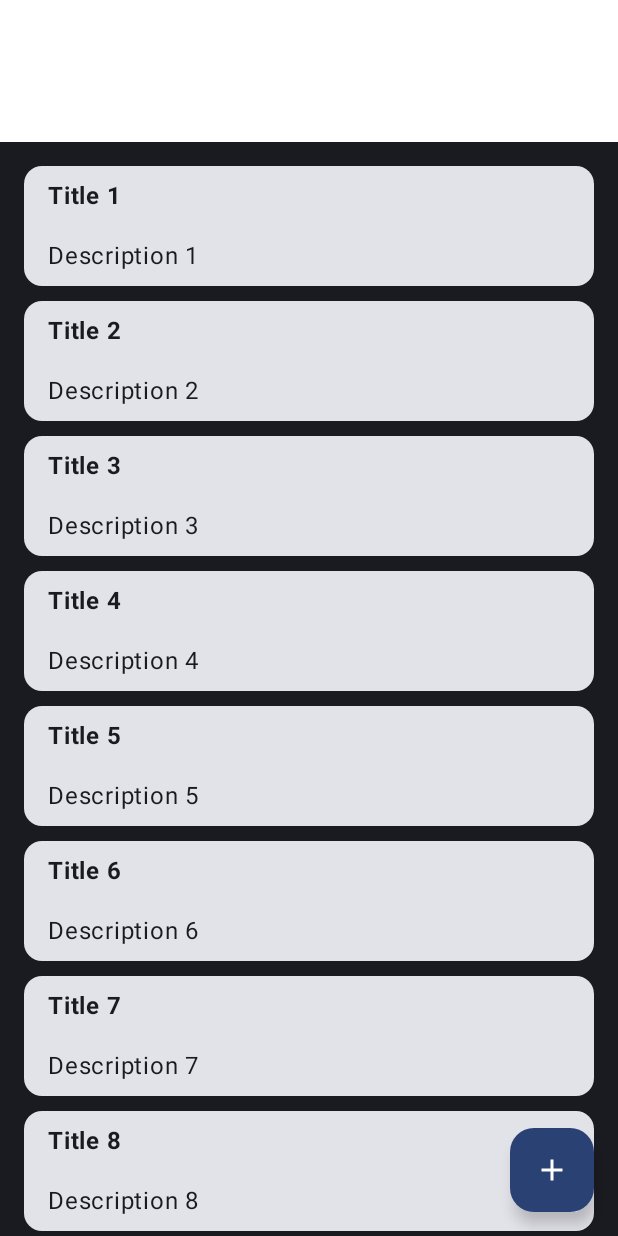
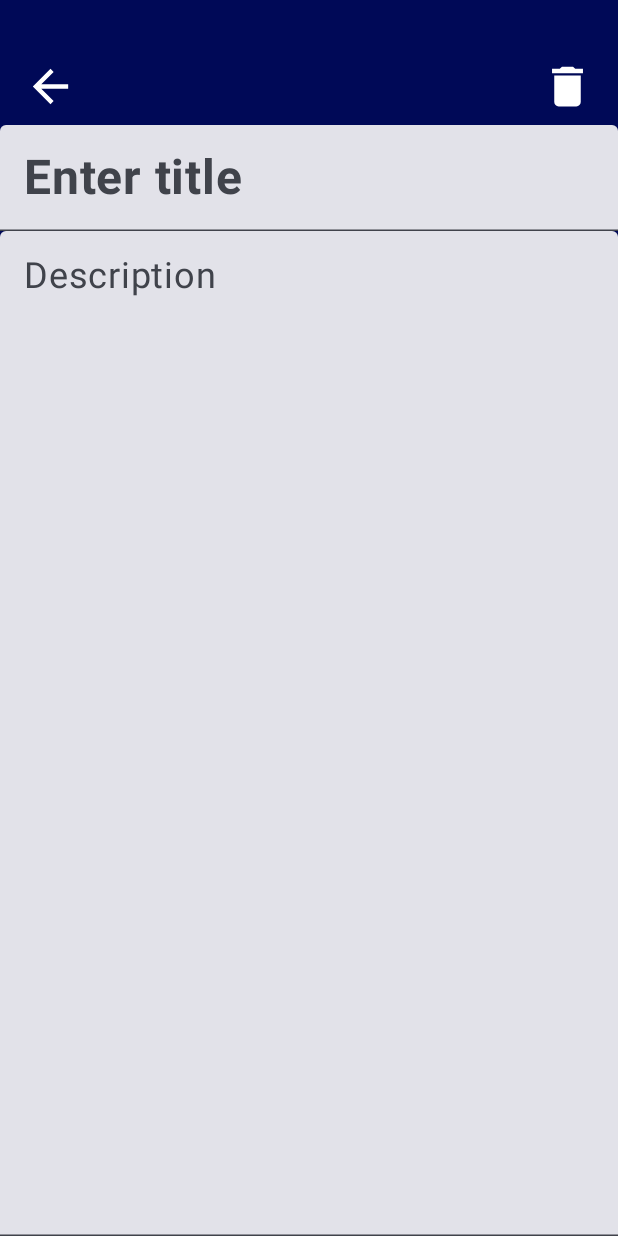
Before and after one commit to MahmoudElshaarawy2020/NotesAppCleanArch, an Android app built with Jetpack Compose: the screen it shows after launch (MainActivity), on a phone screen of 412 x 824 dp. Run offline under Robolectric (Android 15) with nearby library versions, the phone set to English and light mode, and no system bars.

Commit message:
handling the logic of adding a note

```diff
--- a/app/src/main/java/com/example/notesappcleanarch/MainActivity.kt
+++ b/app/src/main/java/com/example/notesappcleanarch/MainActivity.kt
@@ -11,6 +11,7 @@ import androidx.compose.material3.Text
 import androidx.compose.runtime.Composable
 import androidx.compose.ui.Modifier
 import androidx.compose.ui.tooling.preview.Preview
+import com.example.notesappcleanarch.add_note.AddNoteScreen
 import com.example.notesappcleanarch.home.HomeScreen
 import com.example.notesappcleanarch.home.HomeViewModel
 import com.example.notesappcleanarch.ui.theme.NotesAppCleanArchTheme
@@ -21,7 +22,11 @@ class MainActivity : ComponentActivity() {
         enableEdgeToEdge()
         setContent {
             NotesAppCleanArchTheme {
-                HomeScreen(modifier = Modifier,viewModel = HomeViewModel())
+                AddNoteScreen(
+                    modifier = Modifier,
+                    navigateBack = {
+                    }
+                )
             }
         }
     }
--- /dev/null
+++ b/app/src/main/java/com/example/notesappcleanarch/add_note/AddNoteScreen.kt
@@ -0,0 +1,114 @@
+package com.example.notesappcleanarch.add_note
+
+import androidx.compose.foundation.background
+import androidx.compose.foundation.clickable
+import androidx.compose.foundation.layout.Arrangement
+import androidx.compose.foundation.layout.Column
+import androidx.compose.foundation.layout.Row
+import androidx.compose.foundation.layout.fillMaxSize
+import androidx.compose.foundation.layout.fillMaxWidth
+import androidx.compose.foundation.layout.padding
+import androidx.compose.foundation.layout.size
+import androidx.compose.material.icons.Icons
+import androidx.compose.material.icons.filled.ArrowBack
+import androidx.compose.material.icons.filled.Delete
+import androidx.compose.material3.Icon
+import androidx.compose.material3.LocalTextStyle
+import androidx.compose.material3.MaterialTheme
+import androidx.compose.material3.Text
+import androidx.compose.material3.TextField
+import androidx.compose.runtime.Composable
+import androidx.compose.runtime.LaunchedEffect
+import androidx.compose.runtime.collectAsState
+import androidx.compose.ui.Modifier
+import androidx.compose.ui.res.colorResource
+import androidx.compose.ui.text.font.FontWeight
+import androidx.compose.ui.tooling.preview.Preview
+import androidx.compose.ui.unit.dp
+import androidx.compose.ui.unit.sp
+import com.example.notesappcleanarch.R
+import com.example.notesappcleanarch.models.NoteModel
+import kotlinx.coroutines.flow.collectLatest
+
+@Composable
+fun AddNoteScreen(
+    modifier: Modifier = Modifier,
+    viewModel: AddNoteViewModel = androidx.lifecycle.viewmodel.compose.viewModel(),
+    navigateBack: (NoteModel) -> Unit = {}
+) {
+    val title = viewModel.title.collectAsState()
+    val description = viewModel.description.collectAsState()
+
+    LaunchedEffect(key1 = true) {
+        viewModel.event.collectLatest { event ->
+            when (event) {
+                is AddNoteViewModel.Event.NavigateBack -> navigateBack(event.note)
+            }
+        }
+    }
+
+
+    Column(
+        modifier = modifier
+            .fillMaxSize()
+            .background(color = colorResource(id = R.color.darkBlue))
+            .padding(top = 32.dp)) {
+        Row(
+            modifier = modifier
+                .fillMaxWidth()
+                .background(color = colorResource(id = R.color.darkBlue))
+                .padding(horizontal = 16.dp, vertical = 8.dp),
+            horizontalArrangement = Arrangement.SpaceBetween
+        ) {
+            Icon(
+                imageVector = Icons.Default.ArrowBack,
+                contentDescription = null,
+                tint = colorResource(id = R.color.white),
+                modifier = modifier
+                    .size(35.dp)
+                    .clickable { viewModel.backIconOnClick(title.value, description.value) }
+            )
+            Icon(
+                imageVector = Icons.Default.Delete,
+                contentDescription = null,
+                tint = colorResource(id = R.color.white),
+                modifier = modifier
+                    .size(35.dp)
+                    .clickable { }
+            )
+
+        }
+
+        TextField(
+            value = title.value,
+            onValueChange = {viewModel.onTitleChange(it)},
+            modifier = modifier.fillMaxWidth(),
+            singleLine = true,
+            placeholder = {
+                Text(
+                    text = "Enter title",
+                    fontSize = 32.sp,
+                    fontWeight = FontWeight.Bold)
+            },
+            textStyle = LocalTextStyle.current.copy(
+                fontSize = 32.sp,
+                fontWeight = FontWeight.Bold
+            )
+        )
+
+        TextField(
+            value = description.value,
+            onValueChange = {viewModel.onDescriptionChange(it)},
+            modifier = modifier.fillMaxSize(),
+            placeholder = {
+                Text(
+                    text = "Description",
+                    fontSize = 24.sp)
+            },
+            textStyle = LocalTextStyle.current.copy(
+                fontSize = 24.sp,
+
+            )
+        )
+    }
+}
--- /dev/null
+++ b/app/src/main/java/com/example/notesappcleanarch/add_note/AddNoteViewModel.kt
@@ -0,0 +1,47 @@
+package com.example.notesappcleanarch.add_note
+
+import androidx.lifecycle.ViewModel
+import androidx.lifecycle.viewModelScope
+import com.example.notesappcleanarch.models.NoteModel
+import kotlinx.coroutines.flow.MutableSharedFlow
+import kotlinx.coroutines.flow.MutableStateFlow
+import kotlinx.coroutines.flow.asSharedFlow
+import kotlinx.coroutines.flow.asStateFlow
+import kotlinx.coroutines.launch
+
+class AddNoteViewModel : ViewModel() {
+    private var _title: MutableStateFlow<String> = MutableStateFlow("")
+    var title = _title.asStateFlow()
+    private var _description : MutableStateFlow<String> = MutableStateFlow("")
+    var description = _description.asStateFlow()
+
+    private val _event = MutableSharedFlow<Event>()
+    val event = _event.asSharedFlow()
+
+    fun onTitleChange(title: String) {
+        _title.value = title
+    }
+    fun onDescriptionChange(description: String) {
+        _description.value = description
+    }
+
+    fun backIconOnClick(title: String, description: String) {
+        _title.value = title
+        _description.value = description
+
+        val note = NoteModel(
+            id = 0, title = _title.value, description = _description.value
+        )
+
+        viewModelScope.launch {
+            _event.emit(Event.NavigateBack(note))
+        }
+
+
+    }
+
+    sealed class Event {
+        data class NavigateBack(val note: NoteModel) : Event()
+
+    }
+}
--- a/app/src/main/java/com/example/notesappcleanarch/home/HomeScreen.kt
+++ b/app/src/main/java/com/example/notesappcleanarch/home/HomeScreen.kt
@@ -17,10 +17,12 @@ import androidx.compose.material3.Text
 import androidx.compose.runtime.Composable
 import androidx.compose.ui.Modifier
 import androidx.compose.ui.graphics.Color
+import androidx.compose.ui.res.colorResource
 import androidx.compose.ui.text.font.FontWeight
 import androidx.compose.ui.tooling.preview.Preview
 import androidx.compose.ui.unit.dp
 import androidx.compose.ui.unit.sp
+import com.example.notesappcleanarch.R
 import com.example.notesappcleanarch.models.NoteModel
 
 @Composable
@@ -36,7 +38,7 @@ fun HomeScreen(
             Row(
                 modifier
                     .fillMaxWidth()
-                    .background(color = MaterialTheme.colorScheme.onPrimary)
+                    .background(color = colorResource(id = R.color.darkBlue))
                     .padding(start = 48.dp, top = 48.dp, bottom = 8.dp),
                 horizontalArrangement = Arrangement.Start,
             ) {
@@ -51,7 +53,7 @@ fun HomeScreen(
         floatingActionButton = {
             FloatingActionButton(
                 onClick = { viewModel.addNewNote() },
-                containerColor = MaterialTheme.colorScheme.primary,
+                containerColor = colorResource(id = R.color.yellow),
             ) {
                 Icon(
                     imageVector = Icons.Default.Add,
@@ -65,7 +67,7 @@ fun HomeScreen(
             modifier = modifier
                 .fillMaxSize()
                 .padding(top = 16.dp)
-                .background(color = MaterialTheme.colorScheme.onBackground),
+                .background(color = colorResource(id = R.color.babyBlue)),
             contentPadding = paddingValues,
             verticalArrangement = Arrangement.spacedBy(10.dp),
         ) {
--- a/app/src/main/res/values/colors.xml
+++ b/app/src/main/res/values/colors.xml
@@ -7,4 +7,8 @@
     <color name="teal_700">#FF018786</color>
     <color name="black">#FF000000</color>
     <color name="white">#FFFFFFFF</color>
+    <color name="yellow">#FFEB00</color>
+    <color name="babyBlue">#577BC1</color>
+    <color name="lightBlue">#344CB7</color>
+    <color name="darkBlue">#000957</color>
 </resources>
```
Also changed, not shown: app/src/main/java/com/example/notesappcleanarch/home/NoteCard.kt (+10 -1 lines).
